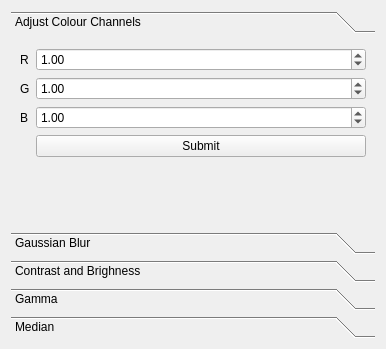
Above: ilastik/applets/lightfield/drawer.ui from ukoethe/ilastik before the change. Below: the same form after it.
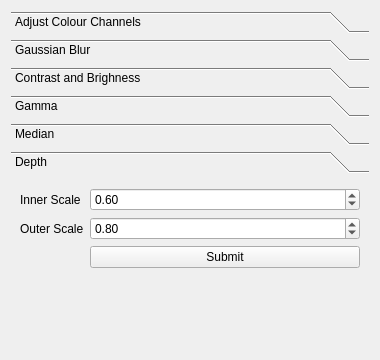
That is the form after the change. The open tabs and pages were chosen to show the change.

What changed in the file:
```diff
--- a/ilastik/applets/lightfield/drawer.ui
+++ b/ilastik/applets/lightfield/drawer.ui
@@ -6,8 +6,8 @@
    <rect>
     <x>0</x>
     <y>0</y>
-    <width>386</width>
-    <height>349</height>
+    <width>380</width>
+    <height>360</height>
    </rect>
   </property>
   <property name="windowTitle">
@@ -15,7 +15,7 @@
   </property>
   <layout class="QVBoxLayout" name="verticalLayout_2">
    <item>
-    <widget class="QToolBox" name="editGammaPage">
+    <widget class="QToolBox" name="editLfPage">
      <property name="autoFillBackground">
       <bool>false</bool>
      </property>
@@ -27,8 +27,8 @@
        <rect>
         <x>0</x>
         <y>0</y>
-        <width>368</width>
-        <height>176</height>
+        <width>362</width>
+        <height>156</height>
        </rect>
       </property>
       <attribute name="label">
@@ -197,7 +197,15 @@
        </item>
       </layout>
      </widget>
-     <widget class="QWidget" name="page">
+     <widget class="QWidget" name="editGammaPage">
+      <property name="geometry">
+       <rect>
+        <x>0</x>
+        <y>0</y>
+        <width>362</width>
+        <height>156</height>
+       </rect>
+      </property>
       <attribute name="label">
        <string>Gamma</string>
       </attribute>
@@ -232,7 +240,15 @@
        </item>
       </layout>
      </widget>
-     <widget class="QWidget" name="page_2">
+     <widget class="QWidget" name="editMedianPage">
+      <property name="geometry">
+       <rect>
+        <x>0</x>
+        <y>0</y>
+        <width>362</width>
+        <height>156</height>
+       </rect>
+      </property>
       <attribute name="label">
        <string>Median</string>
       </attribute>
@@ -263,6 +279,58 @@
        </item>
       </layout>
      </widget>
+     <widget class="QWidget" name="editDepthPage">
+      <attribute name="label">
+       <string>Depth</string>
+      </attribute>
+      <layout class="QHBoxLayout" name="horizontalLayout_6">
+       <item>
+        <layout class="QFormLayout" name="formLayout_5">
+         <item row="0" column="0">
+          <widget class="QLabel" name="label_9">
+           <property name="text">
+            <string>Inner Scale</string>
+           </property>
+          </widget>
+         </item>
+         <item row="0" column="1">
+          <widget class="QDoubleSpinBox" name="editDepthInner">
+           <property name="singleStep">
+            <double>0.050000000000000</double>
+           </property>
+           <property name="value">
+            <double>0.600000000000000</double>
+           </property>
+          </widget>
+         </item>
+         <item row="1" column="0">
+          <widget class="QLabel" name="label_10">
+           <property name="text">
+            <string>Outer Scale</string>
+           </property>
+          </widget>
+         </item>
+         <item row="1" column="1">
+          <widget class="QDoubleSpinBox" name="editDepthOuter">
+           <property name="singleStep">
+            <double>0.050000000000000</double>
+           </property>
+           <property name="value">
+            <double>0.800000000000000</double>
+           </property>
+          </widget>
+         </item>
+         <item row="2" column="1">
+          <widget class="QPushButton" name="editDepthSubmit">
+           <property name="text">
+            <string>Submit</string>
+           </property>
+          </widget>
+         </item>
+        </layout>
+       </item>
+      </layout>
+     </widget>
     </widget>
    </item>
   </layout>
```
Left out of the diff: 14 changed lines with no effect on the pictures.
